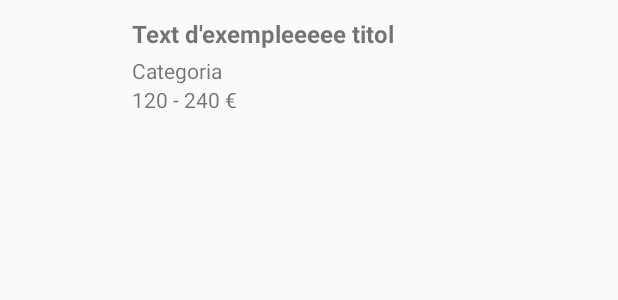
After one commit to marcmendez/TrueKe_Android, an Android app: the layout user_product_list_item.xml on its own in the app's theme, with its tools: preview values and no code run, on a phone screen of 412 x 824 dp. The commit adds this screen. Shown: the top 300 px of the screen. Run offline under Robolectric (Android 15) with nearby library versions, the phone set to English and light mode, and no system bars; network calls fail.

Commit message:
User product list layout done

```diff
--- a/app/src/main/java/trigues/com/trueke/dependencyinjection/activity/ActivityComponent.java
+++ b/app/src/main/java/trigues/com/trueke/dependencyinjection/activity/ActivityComponent.java
@@ -6,7 +6,7 @@ import trigues.com.trueke.dependencyinjection.view.ViewModule;
 import trigues.com.trueke.view.impl.BaseActivityImpl;
 import trigues.com.trueke.view.impl.LoginActivityImpl;
 import trigues.com.trueke.view.impl.MenuActivityImpl;
-import trigues.com.trueke.view.impl.ShowProductsActivityImpl;
+import trigues.com.trueke.view.impl.UserProductsListActivity;
 import trigues.com.trueke.view.impl.UserProductDetailsActivityImpl;
 
 /**
@@ -23,7 +23,7 @@ public interface ActivityComponent {
 
     void inject(LoginActivityImpl activity);
 
-    void inject(ShowProductsActivityImpl activity);
+    void inject(UserProductsListActivity activity);
 
     void inject(UserProductDetailsActivityImpl activity);
 }
--- a/app/src/main/java/trigues/com/trueke/presenter/ShowProductsPresenter.java
+++ b/app/src/main/java/trigues/com/trueke/presenter/ShowProductsPresenter.java
@@ -1,19 +1,14 @@
 package trigues.com.trueke.presenter;
 
 import com.trigues.entity.Product;
-import com.trigues.entity.User;
 import com.trigues.exception.ErrorBundle;
-import com.trigues.usecase.GetUserProductDetailsUseCase;
 import com.trigues.usecase.ShowProductsUseCase;
 
 import java.util.List;
 
 import javax.inject.Inject;
 
-import trigues.com.trueke.adapter.ShowProductsAdapter;
 import trigues.com.trueke.view.ShowProductsActivity;
-import trigues.com.trueke.view.UserProductDetailsActivity;
-import trigues.com.trueke.view.impl.ShowProductsActivityImpl;
 
 /**
  * Created by Marc on 22/03/2017.
--- a/app/src/main/java/trigues/com/trueke/view/impl/LoginActivityImpl.java
+++ b/app/src/main/java/trigues/com/trueke/view/impl/LoginActivityImpl.java
@@ -54,7 +54,7 @@ public class LoginActivityImpl extends BaseActivityImpl implements LoginActivity
     }
 
     public void goToShowProductList(){
-        startActivity(new Intent(this, ShowProductsActivityImpl.class));
+        startActivity(new Intent(this, UserProductsListActivity.class));
     }
 
     public void onLoginPressed(String usuari, String password){
--- a/app/src/main/java/trigues/com/trueke/view/impl/MenuActivityImpl.java
+++ b/app/src/main/java/trigues/com/trueke/view/impl/MenuActivityImpl.java
@@ -17,7 +17,6 @@ import android.widget.FrameLayout;
 
 import javax.inject.Inject;
 
-import butterknife.ButterKnife;
 import trigues.com.trueke.R;
 import trigues.com.trueke.dependencyinjection.App;
 import trigues.com.trueke.dependencyinjection.activity.ActivityModule;
@@ -49,7 +48,6 @@ public class MenuActivityImpl extends BaseActivityImpl {
                         new ViewModule(this))
                 .inject(this);
 
-        ButterKnife.bind(this);
     }
 
     @Override
--- a/app/src/main/res/layout/activity_userproduct_detail.xml
+++ b/app/src/main/res/layout/activity_userproduct_detail.xml
@@ -5,7 +5,7 @@
     android:layout_width="match_parent"
     android:layout_height="match_parent"
     android:fitsSystemWindows="true"
-    tools:context=".view.impl.ShowProductsActivityImpl">
+    tools:context=".view.impl.UserProductsListActivity">
 
     <android.support.design.widget.AppBarLayout
         android:id="@+id/app_bar"
--- /dev/null
+++ b/app/src/main/res/layout/user_product_list_item.xml
@@ -0,0 +1,48 @@
+<?xml version="1.0" encoding="utf-8"?>
+<LinearLayout
+    xmlns:android="http://schemas.android.com/apk/res/android"
+    android:orientation="horizontal"
+    android:layout_width="match_parent"
+    android:layout_height="88dp"
+    android:foreground="?selectableItemBackground"
+    android:clickable="true"
+    android:paddingRight="16dp"
+    android:paddingLeft="16dp"
+    android:gravity="center_vertical">
+
+    <ImageView
+        android:id="@+id/user_product_list_image"
+        android:layout_width="56dp"
+        android:layout_height="56dp"/>
+
+    <LinearLayout
+        android:layout_width="wrap_content"
+        android:layout_height="wrap_content"
+        android:gravity="center_vertical"
+        android:orientation="vertical"
+        android:paddingLeft="16dp">
+
+        <TextView
+            android:id="@+id/user_product_list_title"
+            android:layout_width="wrap_content"
+            android:layout_height="wrap_content"
+            android:textStyle="bold"
+            android:textSize="16sp"
+            android:layout_marginBottom="4dp"
+            android:text="Text d'exempleeeee titol" />
+
+        <TextView
+            android:id="@+id/user_product_list_category"
+            android:layout_width="wrap_content"
+            android:layout_height="wrap_content"
+            android:text="Categoria" />
+
+        <TextView
+            android:id="@+id/user_product_list_price"
+            android:layout_width="wrap_content"
+            android:layout_height="wrap_content"
+            android:text="120 - 240 €"/>
+
+    </LinearLayout>
+
+</LinearLayout>
--- a/app/src/main/res/values/colors.xml
+++ b/app/src/main/res/values/colors.xml
@@ -4,7 +4,5 @@
     <color name="colorPrimaryDark">#512DA8</color>
     <color name="colorPrimaryLight">#D1C4E9</color>
     <color name="colorAccent">#FFC107</color>
-    <color name="colorCardBackground">#ffe082</color>
-    <color name= "colorBackground">#fff8e1</color>
     <color name="colorDivider">#BDBDBD</color>
 </resources>
```
Also changed, not shown: app/src/main/AndroidManifest.xml (+5 -5 lines), app/src/main/java/trigues/com/trueke/adapter/ShowProductsAdapter.java (deleted, +0 -101 lines), app/src/main/java/trigues/com/trueke/adapter/UserProductsRecyclerViewAdapter.java (added, +89 -0 lines), app/src/main/java/trigues/com/trueke/view/impl/UserProductsListActivity.java (renamed from app/src/main/java/trigues/com/trueke/view/impl/ShowProductsActivityImpl.java, +25 -11 lines), app/src/main/res/layout/product_layout.xml (deleted, +0 -70 lines), app/src/main/res/layout/user_products_activity.xml (renamed from app/src/main/res/layout/activity_show_products.xml, +8 -13 lines), app/src/main/add_icon-web.png (added), app/src/main/res/mipmap-hdpi/add_icon.png (added), app/src/main/res/mipmap-mdpi/add_icon.png (added), app/src/main/res/mipmap-xhdpi/add_icon.png (added), app/src/main/res/mipmap-xxhdpi/add_icon.png (added), app/src/main/res/mipmap-xxxhdpi/add_icon.png (added).
